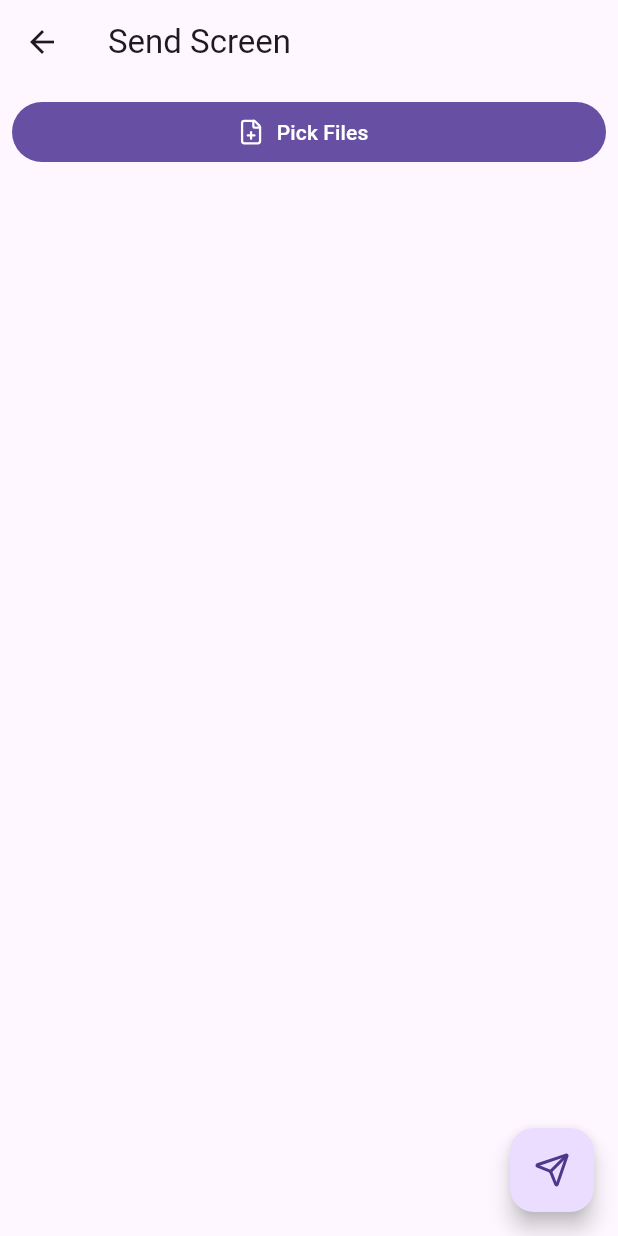
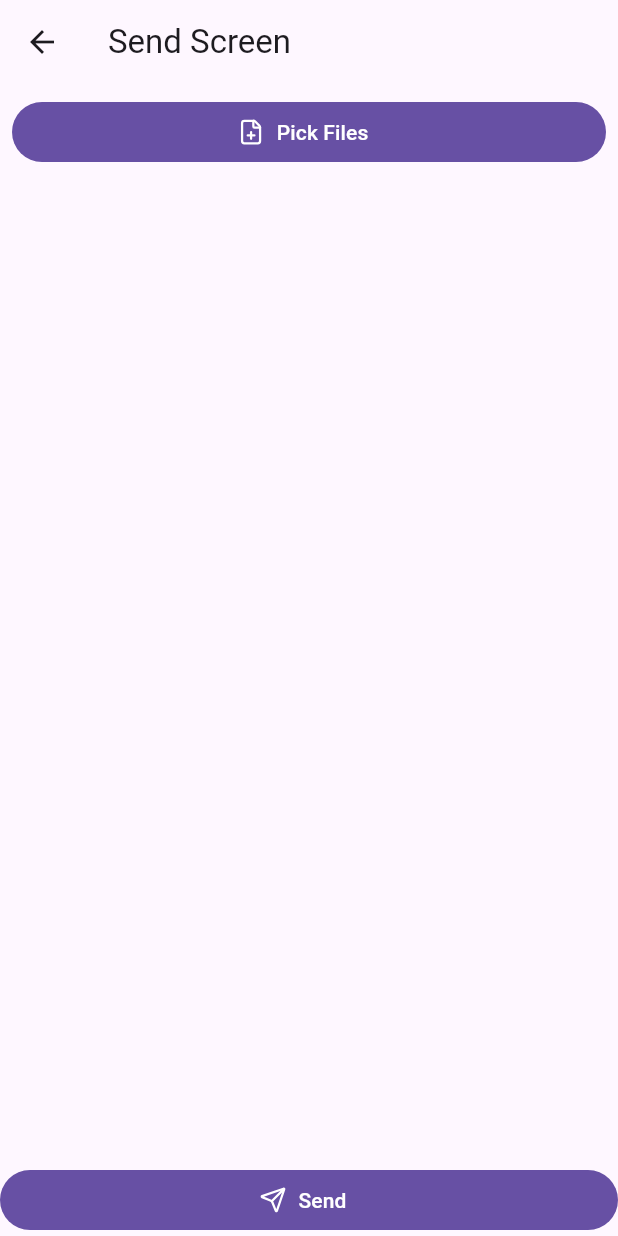
Before and after one commit to 2shrestha22/jett, a Flutter app: the SendScreen screen opened directly, on a phone screen of 412 x 824 dp. Run offline on Flutter 3.47's test engine with Material 3 defaults, Android fonts, the phone set to English and light mode, and no system bars; our stand-ins replace dart_mappable, device_info_plus, equatable, file_picker, flutter_animate, lucide_icons_flutter and 3 more; missing offline and left inert: shelf_multipart, shelf_router; generated files the repository leaves out were written again; statements that could not run were skipped.

Commit message:
move send button to bottom

```diff
--- a/lib/screen/send_screen.dart
+++ b/lib/screen/send_screen.dart
@@ -5,6 +5,7 @@ import 'package:anysend/screen/widgets/online_receivers.dart';
 import 'package:anysend/screen/widgets/picker_buttons.dart';
 import 'package:anysend/transfer/client.dart';
 import 'package:anysend/utils/data.dart';
+import 'package:anysend/widgets/custom_button.dart';
 import 'package:anysend/widgets/file_view.dart';
 import 'package:anysend/widgets/transfer_progress.dart';
 import 'package:file_picker/file_picker.dart';
@@ -78,36 +79,6 @@ class _SendScreenState extends State<SendScreen> {
   Widget build(BuildContext context) {
     return Scaffold(
       appBar: AppBar(title: const Text('Send Screen')),
-      floatingActionButton: transfering
-          ? null
-          : FloatingActionButton(
-              onPressed: () async {
-                if (files.isEmpty) {
-                  ScaffoldMessenger.of(context).showSnackBar(
-                    SnackBar(content: Text("Pick files to send!")),
-                  );
-                  return;
-                }
-                showModalBottomSheet(
-                  context: context,
-                  isScrollControlled: true,
-                  clipBehavior: Clip.hardEdge,
-                  builder: (context) {
-                    return ListenableBuilder(
-                      listenable: notifier,
-                      builder: (context, child) => OnlineRecivers(
-                        devices: notifier.devices,
-                        onTap: (device) {
-                          Navigator.pop(context);
-                          client.upload(files, device.ipAddress);
-                        },
-                      ),
-                    );
-                  },
-                );
-              },
-              child: const Icon(LucideIcons.send),
-            ),
       body: SafeArea(
         child: Column(
           children: [
@@ -167,6 +138,39 @@ class _SendScreenState extends State<SendScreen> {
                   }
                   return SizedBox.shrink();
                 },
+              )
+            else
+              SizedBox(
+                width: double.infinity,
+                child: CustomButton(
+                  onPressed: () async {
+                    if (files.isEmpty) {
+                      ScaffoldMessenger.of(context).showSnackBar(
+                        SnackBar(content: Text("Pick files to send!")),
+                      );
+                      return;
+                    }
+                    showModalBottomSheet(
+                      context: context,
+                      isScrollControlled: true,
+                      clipBehavior: Clip.hardEdge,
+                      builder: (context) {
+                        return ListenableBuilder(
+                          listenable: notifier,
+                          builder: (context, child) => OnlineRecivers(
+                            devices: notifier.devices,
+                            onTap: (device) {
+                              Navigator.pop(context);
+                              client.upload(files, device.ipAddress);
+                            },
+                          ),
+                        );
+                      },
+                    );
+                  },
+                  icon: const Icon(LucideIcons.send),
+                  label: Text('Send'),
+                ),
               ),
           ],
         ),
```
